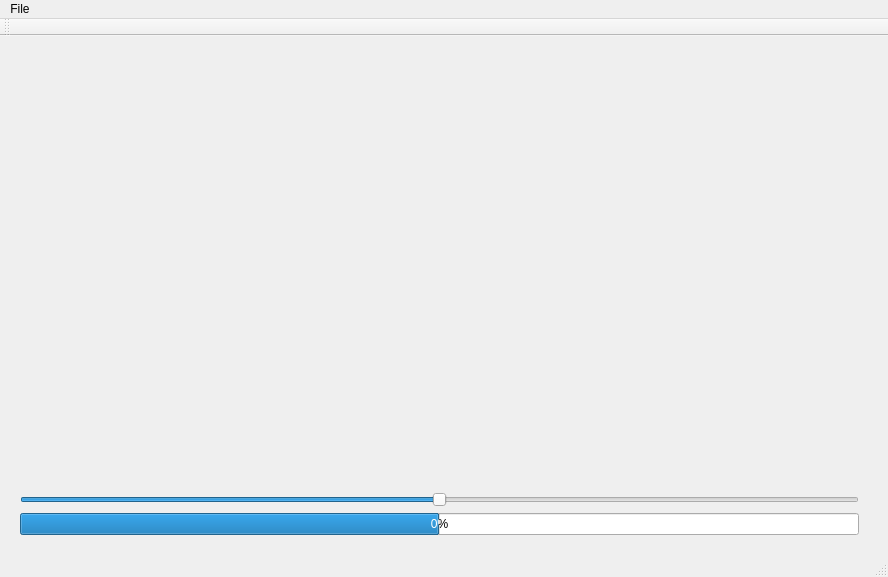
Above: exam/mainwindow.ui from linuxembarqueensta2019/exam_2019 before the change. Below: the same form after it.
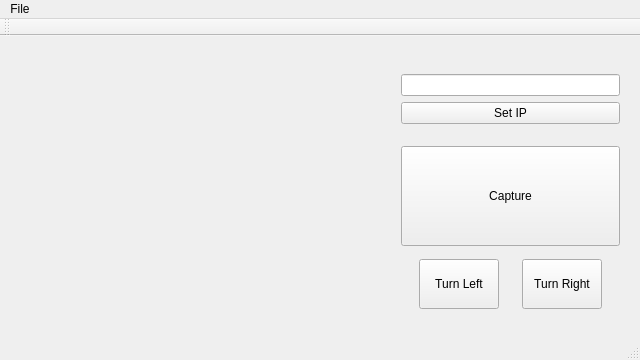
That is the form after the change.

Commit message: Une interface fonctionnelle avec les sockets en place

The edit to the form file:
```diff
--- a/exam/mainwindow.ui
+++ b/exam/mainwindow.ui
@@ -6,8 +6,8 @@
    <rect>
     <x>0</x>
     <y>0</y>
-    <width>888</width>
-    <height>577</height>
+    <width>640</width>
+    <height>360</height>
    </rect>
   </property>
   <property name="windowTitle">
@@ -17,53 +17,160 @@
    <widget class="QWidget" name="verticalLayoutWidget">
     <property name="geometry">
      <rect>
-      <x>9</x>
-      <y>9</y>
-      <width>861</width>
-      <height>501</height>
+      <x>390</x>
+      <y>10</y>
+      <width>241</width>
+      <height>291</height>
      </rect>
     </property>
     <layout class="QVBoxLayout" name="verticalLayout">
      <item>
-      <widget class="QWidget" name="widget" native="true"/>
+      <spacer name="verticalSpacer_4">
+       <property name="orientation">
+        <enum>Qt::Vertical</enum>
+       </property>
+       <property name="sizeHint" stdset="0">
+        <size>
+         <width>20</width>
+         <height>40</height>
+        </size>
+       </property>
+      </spacer>
      </item>
      <item>
-      <widget class="QSlider" name="horizontalSlider">
-       <property name="minimum">
-        <number>-100</number>
+      <widget class="QLineEdit" name="IP">
+       <property name="text">
+        <string/>
        </property>
-       <property name="maximum">
-        <number>100</number>
+      </widget>
+     </item>
+     <item>
+      <widget class="QPushButton" name="SetIp">
+       <property name="text">
+        <string>Set IP</string>
        </property>
-       <property name="orientation">
-        <enum>Qt::Horizontal</enum>
-       </property>
       </widget>
      </item>
      <item>
-      <widget class="QProgressBar" name="progressBar">
-       <property name="enabled">
-        <bool>true</bool>
+      <spacer name="verticalSpacer_2">
+       <property name="orientation">
+        <enum>Qt::Vertical</enum>
        </property>
-       <property name="minimum">
-        <number>-100</number>
+       <property name="sizeHint" stdset="0">
+        <size>
+         <width>20</width>
+         <height>40</height>
+        </size>
        </property>
-       <property name="value">
-        <number>0</number>
+      </spacer>
+     </item>
+     <item>
+      <widget class="QPushButton" name="Capture">
+       <property name="minimumSize">
+        <size>
+         <width>100</width>
+         <height>100</height>
+        </size>
        </property>
-       <property name="alignment">
-        <set>Qt::AlignCenter</set>
+       <property name="text">
+        <string>Capture</string>
        </property>
-       <property name="textVisible">
-        <bool>true</bool>
+      </widget>
+     </item>
+     <item>
+      <spacer name="verticalSpacer">
+       <property name="orientation">
+        <enum>Qt::Vertical</enum>
        </property>
-       <property name="textDirection">
-        <enum>QProgressBar::TopToBottom</enum>
+       <property name="sizeHint" stdset="0">
+        <size>
+         <width>20</width>
+         <height>30</height>
+        </size>
        </property>
-       <property name="format">
-        <string>%v%</string>
+      </spacer>
+     </item>
+     <item>
+      <layout class="QHBoxLayout" name="horizontalLayout_3">
+       <item>
+        <spacer name="horizontalSpacer_2">
+         <property name="orientation">
+          <enum>Qt::Horizontal</enum>
+         </property>
+         <property name="sizeHint" stdset="0">
+          <size>
+           <width>40</width>
+           <height>20</height>
+          </size>
+         </property>
+        </spacer>
+       </item>
+       <item>
+        <widget class="QPushButton" name="TurnLeft">
+         <property name="minimumSize">
+          <size>
+           <width>0</width>
+           <height>50</height>
+          </size>
+         </property>
+         <property name="text">
+          <string>Turn Left</string>
+         </property>
+        </widget>
+       </item>
+       <item>
+        <spacer name="horizontalSpacer">
+         <property name="orientation">
+          <enum>Qt::Horizontal</enum>
+         </property>
+         <property name="sizeHint" stdset="0">
+          <size>
+           <width>40</width>
+           <height>20</height>
+          </size>
+         </property>
+        </spacer>
+       </item>
+       <item>
+        <widget class="QPushButton" name="TurnRight">
+         <property name="minimumSize">
+          <size>
+           <width>0</width>
+           <height>50</height>
+          </size>
+         </property>
+         <property name="text">
+          <string>Turn Right</string>
+         </property>
+        </widget>
+       </item>
+       <item>
+        <spacer name="horizontalSpacer_3">
+         <property name="orientation">
+          <enum>Qt::Horizontal</enum>
+         </property>
+         <property name="sizeHint" stdset="0">
+          <size>
+           <width>40</width>
+           <height>20</height>
+          </size>
+         </property>
+        </spacer>
+       </item>
+      </layout>
+     </item>
+     <item>
+      <spacer name="verticalSpacer_3">
+       <property name="orientation">
+        <enum>Qt::Vertical</enum>
        </property>
-      </widget>
+       <property name="sizeHint" stdset="0">
+        <size>
+         <width>20</width>
+         <height>40</height>
+        </size>
+       </property>
+      </spacer>
      </item>
     </layout>
    </widget>
@@ -73,7 +180,7 @@
     <rect>
      <x>0</x>
      <y>0</y>
-     <width>888</width>
+     <width>640</width>
      <height>22</height>
     </rect>
    </property>
```
Left out of the diff: 38 changed lines with no effect on the pictures. The commit also changes 5 other files.
